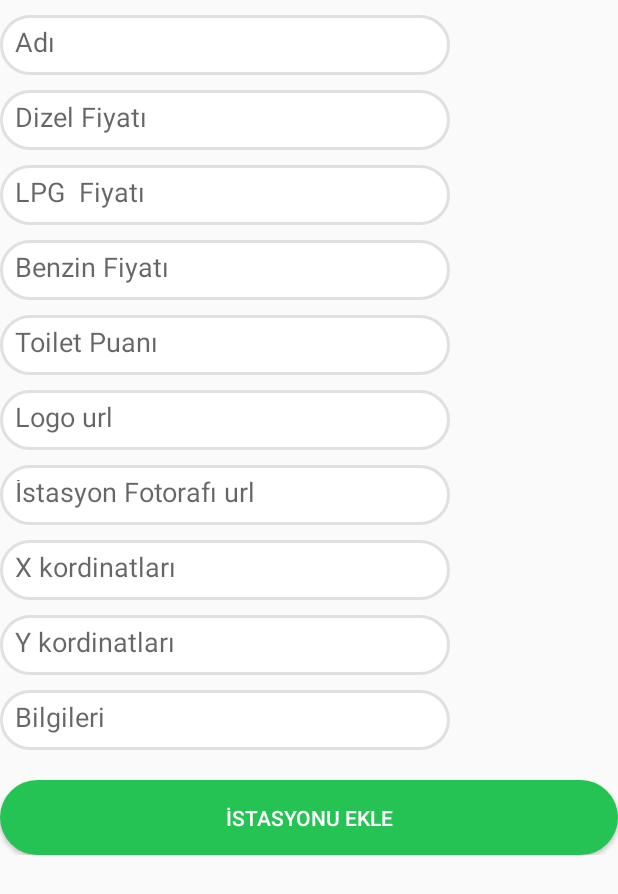
After one commit to mazotDevoloper/mazotApp, an Android app: the AdminActivity screen opened directly, with no data from a screen before it, on a phone screen of 412 x 824 dp. The commit adds this screen. Shown: the top 894 px of the screen. Run offline under Robolectric (Android 15) with nearby library versions, the phone set to English and light mode, and no system bars; our stand-ins replace Firebase (no records; nobody signed in at launch, a user with empty details on screens opened directly).

Commit message:
28.10.2018    16:11

```diff
--- /dev/null
+++ b/app/src/main/java/com/mazotapp/mazotapp/activities/AdminActivity.java
@@ -0,0 +1,82 @@
+package com.mazotapp.mazotapp.activities;
+
+import android.support.v7.app.AppCompatActivity;
+import android.os.Bundle;
+import android.view.View;
+import android.widget.Button;
+import android.widget.EditText;
+
+import com.google.firebase.database.DatabaseReference;
+import com.google.firebase.database.FirebaseDatabase;
+import com.mazotapp.mazotapp.R;
+import com.mazotapp.mazotapp.models.StationModel;
+import com.mazotapp.mazotapp.models.UserModel;
+
+public class AdminActivity extends AppCompatActivity {
+
+    EditText edtName,edtDiesel,edtLPG,edtGasoline,edtToilet,edtPositionX,edtPositionY,edtLogo,edtPhoto,edtInfo;
+    Button btnAddStation;
+
+    Double positionX,positionY,diesel,gasoline,LPG;
+
+    int toilet;
+
+    DatabaseReference databaseReference;
+    FirebaseDatabase database;
+
+    String logoURL,photoURL,name,info;
+
+    @Override
+    protected void onCreate(Bundle savedInstanceState) {
+        super.onCreate(savedInstanceState);
+        setContentView(R.layout.activity_admin);
+
+
+        database = FirebaseDatabase.getInstance();
+        databaseReference = database.getReference("Stations");
+
+        edtDiesel = findViewById(R.id.adDieselPrice);
+        edtGasoline = findViewById(R.id.adGasolinePrice);
+        edtLPG = findViewById(R.id.adLPGPrice);
+
+        edtInfo = findViewById(R.id.adInfo);
+        edtLogo = findViewById(R.id.adLogo);
+        edtPhoto = findViewById(R.id.adPhoto);
+        edtName = findViewById(R.id.adName);
+        edtToilet = findViewById(R.id.adToilet);
+        edtPositionX = findViewById(R.id.adPositionX);
+        edtPositionY = findViewById(R.id.adPositionY);
+
+        btnAddStation = findViewById(R.id.btnAddStation);
+
+        btnAddStation.setOnClickListener(new View.OnClickListener() {
+            @Override
+            public void onClick(View v) {
+
+                //verileri edittextlerden çekiyorum
+
+                name = edtName.getText().toString();
+                photoURL = edtPhoto.getText().toString();
+                logoURL = edtLogo.getText().toString();
+                info = edtInfo.getText().toString();
+
+                positionX = Double.valueOf(edtPositionX.getText().toString());
+                positionY = Double.valueOf(edtPositionY.getText().toString());
+
+                diesel = Double.valueOf(edtDiesel.getText().toString());
+                gasoline = Double.valueOf(edtGasoline.getText().toString());
+                LPG = Double.valueOf(edtLPG.getText().toString());
+
+                toilet = Integer.valueOf(edtToilet.getText().toString());
+
+                StationModel addStation = new StationModel(logoURL,photoURL,name,toilet,0.0,diesel,gasoline,LPG,info,positionX,positionY);
+
+                databaseReference.child(name).setValue(addStation);
+
+            }
+        });
+
+
+
+    }
+}
--- /dev/null
+++ b/app/src/main/java/com/mazotapp/mazotapp/adapters/MainAdapter.java
@@ -0,0 +1,4 @@
+package com.mazotapp.mazotapp.adapters;
+
+public class MainAdapter {
+}
--- a/app/src/main/res/drawable/button_oval.xml
+++ b/app/src/main/res/drawable/button_oval.xml
@@ -1,5 +1,5 @@
 <?xml version="1.0" encoding="UTF-8"?>
 <shape xmlns:android="http://schemas.android.com/apk/res/android">
     <corners android:radius="50dp" />
-    <solid android:color="#00D9AB" />
+    <solid android:color="#24C353" />
 </shape>
--- a/app/src/main/res/drawable/oval.xml
+++ b/app/src/main/res/drawable/oval.xml
@@ -1,5 +1,5 @@
 <?xml version="1.0" encoding="UTF-8"?>
 <shape xmlns:android="http://schemas.android.com/apk/res/android">
     <corners android:radius="50dp" />
-    <solid android:color="#00D9AB" />
+    <solid android:color="#24C353" />
 </shape>
--- /dev/null
+++ b/app/src/main/res/layout/activity_admin.xml
@@ -0,0 +1,111 @@
+<?xml version="1.0" encoding="utf-8"?>
+<RelativeLayout xmlns:android="http://schemas.android.com/apk/res/android"
+    xmlns:app="http://schemas.android.com/apk/res-auto"
+    xmlns:tools="http://schemas.android.com/tools"
+    android:layout_width="match_parent"
+    android:layout_height="match_parent"
+    android:orientation="vertical"
+    tools:context=".activities.AdminActivity">
+
+    <ScrollView
+        android:layout_width="match_parent"
+        android:layout_height="match_parent">
+
+        <LinearLayout
+            android:layout_width="match_parent"
+            android:orientation="vertical"
+            android:layout_height="match_parent">
+
+            <EditText
+                android:layout_width="300dp"
+                android:padding="10dp"
+                android:hint="Adı"
+                android:id="@+id/adName"
+                android:background="@drawable/edit_text_oval"
+                android:layout_marginTop="10dp"
+                android:layout_height="40dp" />
+            <EditText
+                android:layout_width="300dp"
+                android:padding="10dp"
+                android:background="@drawable/edit_text_oval"
+                android:hint="Dizel Fiyatı"
+                android:id="@+id/adDieselPrice"
+                android:layout_marginTop="10dp"
+                android:layout_height="40dp" />
+            <EditText
+                android:layout_width="300dp"
+                android:padding="10dp"
+                android:background="@drawable/edit_text_oval"
+                android:hint="LPG  Fiyatı"
+                android:id="@+id/adLPGPrice"
+                android:layout_marginTop="10dp"
+                android:layout_height="40dp" />
+            <EditText
+                android:layout_width="300dp"
+                android:padding="10dp"
+                android:background="@drawable/edit_text_oval"
+                android:hint="Benzin Fiyatı"
+                android:id="@+id/adGasolinePrice"
+                android:layout_marginTop="10dp"
+                android:layout_height="40dp" />
+            <EditText
+                android:layout_width="300dp"
+                android:hint="Toilet Puanı "
+                android:id="@+id/adToilet"
+                android:background="@drawable/edit_text_oval"
+                android:padding="10dp"
+                android:layout_marginTop="10dp"
+                android:layout_height="40dp" />
+            <EditText
+                android:layout_width="300dp"
+                android:background="@drawable/edit_text_oval"
+                android:padding="10dp"
+                android:hint="Logo url"
+                android:id="@+id/adLogo"
+                android:layout_marginTop="10dp"
+                android:layout_height="40dp" />
+            <EditText
+                android:layout_width="300dp"
+                android:hint="İstasyon Fotorafı url"
+                android:background="@drawable/edit_text_oval"
+                android:padding="10dp"
+                android:id="@+id/adPhoto"
+                android:layout_marginTop="10dp"
+                android:layout_height="40dp" />
+            <EditText
+                android:layout_width="300dp"
+                android:hint="X kordinatları"
+                android:padding="10dp"
+                android:background="@drawable/edit_text_oval"
+                android:id="@+id/adPositionX"
+                android:layout_marginTop="10dp"
+                android:layout_height="40dp" />
+            <EditText
+                android:layout_width="300dp"
+                android:padding="10dp"
+                android:background="@drawable/edit_text_oval"
+                android:id="@+id/adPositionY"
+                android:hint="Y kordinatları"
+                android:layout_marginTop="10dp"
+                android:layout_height="40dp" />
+            <EditText
+                android:layout_width="300dp"
+                android:id="@+id/adInfo"
+                android:padding="10dp"
+                android:background="@drawable/edit_text_oval"
+                android:hint="Bilgileri"
+                android:layout_marginTop="10dp"
+                android:layout_height="40dp" />
+
+            <Button
+                android:layout_width="match_parent"
+                android:textColor="@color/white"
+                android:id="@+id/btnAddStation"
+                android:background="@drawable/button_oval"
+                android:layout_marginTop="20dp"
+                android:text="İstasyonu Ekle"
+                android:layout_height="50dp" />
+
+        </LinearLayout>
+    </ScrollView>
+</RelativeLayout>
```
Also changed, not shown: app/src/main/AndroidManifest.xml (+18 -20 lines), app/src/main/java/com/mazotapp/mazotapp/activities/HomeActivity.java (+18 -39 lines), app/src/main/java/com/mazotapp/mazotapp/activities/StationListActivity.java (+36 -28 lines), app/src/main/java/com/mazotapp/mazotapp/adapters/PrivateAdapter.java (+11 -4 lines), app/src/main/java/com/mazotapp/mazotapp/models/StationModel.java (+40 -16 lines), app/src/main/res/layout/activity_home.xml (+22 -5 lines), app/src/main/res/layout/cardview_station.xml (added, +106 -0 lines), app/src/main/res/layout/fragment_settings.xml (+21 -17 lines), app/src/main/res/layout/station.xml (+16 -6 lines), app/src/main/res/drawable-v24/admin_icon.png (added), app/src/main/res/drawable-v24/distance_color_icon.png (added), app/src/main/res/drawable/distance_color_icon.png (deleted).
